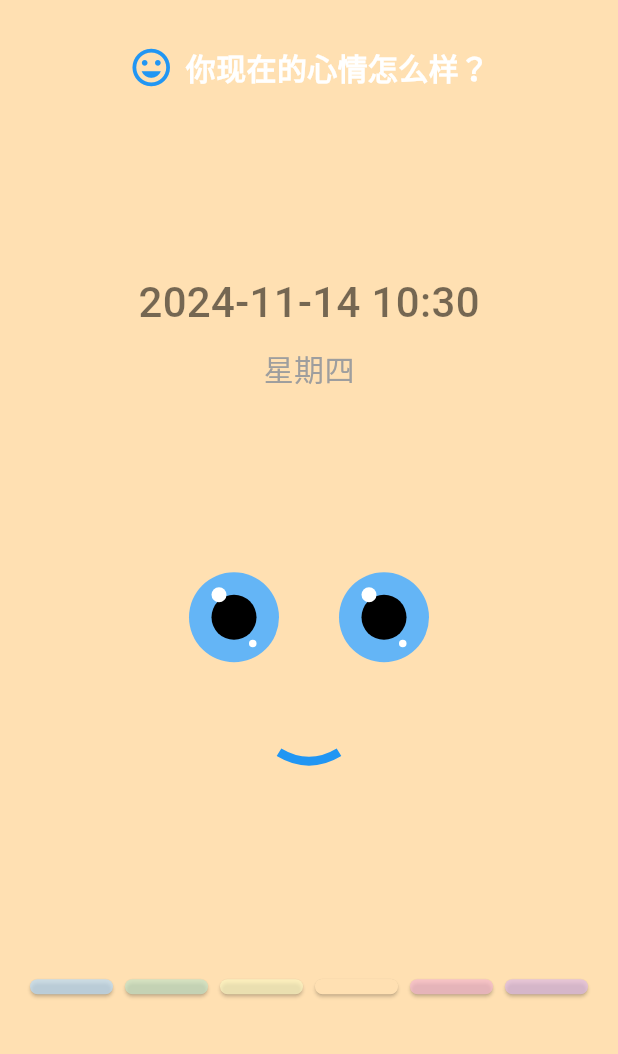
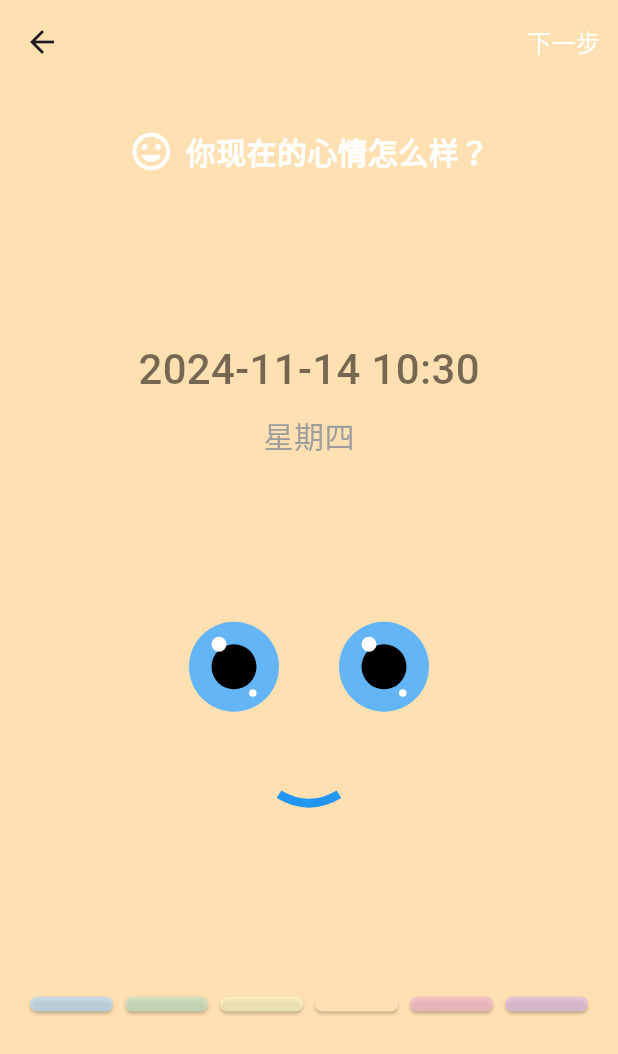
Before and after one commit to xiangxiang3451/EMMOApp, a Flutter app: the MoodScreen screen opened directly, on a phone screen of 412 x 824 dp. Shown: the top 1054 px of the screen. Run offline on Flutter 3.47's test engine with Material 3 defaults, Android fonts, the phone set to English and light mode, and no system bars; our stand-ins replace camera, fl_chart, image_picker; network calls fail.

Commit message:
update recordEmo

```diff
--- a/lib/screens/recordEmo_screen.dart
+++ b/lib/screens/recordEmo_screen.dart
@@ -34,6 +34,22 @@ class _MoodScreenState extends State<MoodScreen> {
   Widget build(BuildContext context) {
     return Scaffold(
       backgroundColor: moodColors[selectedMood], // 根据选中的心情按钮改变背景色
+      appBar: AppBar(
+        backgroundColor: Colors.transparent,
+        elevation: 0,
+        actions: [
+          TextButton(
+            onPressed: () {
+              // 这里可以实现 "下一步" 的功能，例如导航到下一个页面
+              print("Next button pressed");
+            },
+            child: const Text(
+              '下一步',
+              style: TextStyle(color: Colors.white, fontSize: 16),
+            ),
+          ),
+        ],
+      ),
       body: SafeArea(
         child: Column(
           mainAxisAlignment: MainAxisAlignment.spaceBetween,
@@ -43,16 +59,15 @@ class _MoodScreenState extends State<MoodScreen> {
               child: Row(
                 mainAxisAlignment: MainAxisAlignment.center,
                 children: [
-                  Icon(Icons.mood, size: 30, color: Colors.blue),
+                  Icon(Icons.mood, size: 30, color: Colors.white),
                   SizedBox(width: 8),
                   Text(
                     '你现在的心情怎么样？',
-                    style: TextStyle(fontSize: 20, fontWeight: FontWeight.bold,color: Colors.white),
+                    style: TextStyle(fontSize: 20, fontWeight: FontWeight.bold, color: Colors.white),
                   ),
                 ],
               ),
             ),
-
             Column(
               children: [
                 Text(
@@ -66,7 +81,6 @@ class _MoodScreenState extends State<MoodScreen> {
                 ),
               ],
             ),
-
             // 表情区域
             Column(
               children: [
@@ -79,15 +93,12 @@ class _MoodScreenState extends State<MoodScreen> {
                   ],
                 ),
                 const SizedBox(height: 20),
-
-                // 水平条形按钮区域（6个按钮）
                 Padding(
                   padding: const EdgeInsets.only(top: 10.0),
                   child: _buildMouth(),
                 ),
               ],
             ),
-
             // 这里添加六个按钮，根据点击的按钮改变背景色
             Padding(
               padding: const EdgeInsets.symmetric(horizontal: 16.0),
@@ -183,8 +194,8 @@ class _MoodScreenState extends State<MoodScreen> {
   Widget _buildMouth() {
     double curveFactor = (selectedMood - 2.5) * 0.8; // 控制嘴型的弧度
     return Container(
-      width: 350,  // 增加嘴巴宽度
-      height: 60,
+      width: 400,  // 增加嘴巴宽度
+      height: 50,
       alignment: Alignment.center,
       child: CustomPaint(
         painter: MouthPainter(curveFactor),
```
Also changed, not shown: lib/screens/home_screen.dart (+15 -4 lines).
